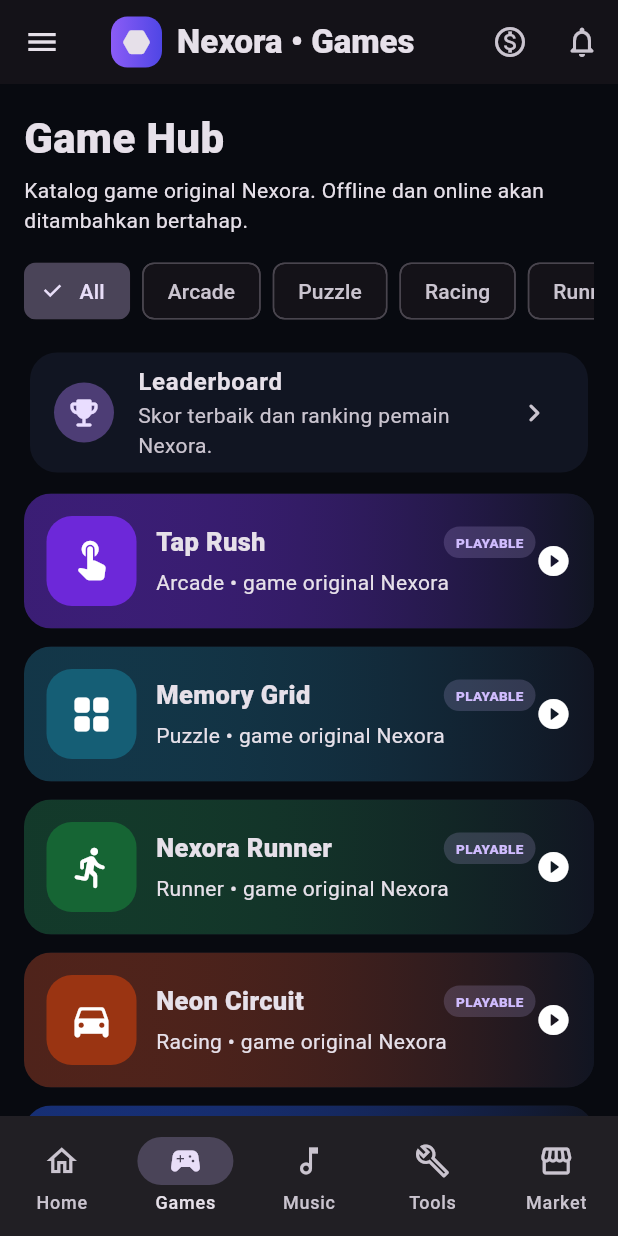
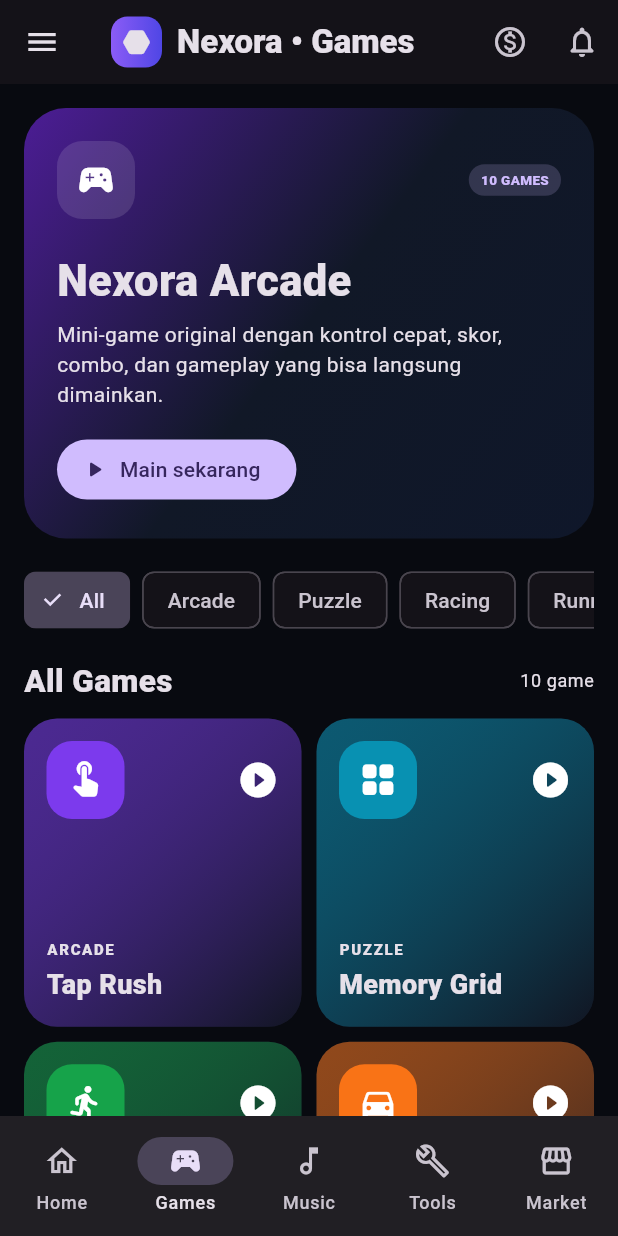
Before and after one commit to sepeleeee35-arch/Nexora, a Flutter app: the screen it shows after launch, item 2 of the bottom bar chosen, on a phone screen of 412 x 824 dp. Run offline on Flutter 3.47's test engine with Material 3 defaults, Android fonts, the phone set to English and light mode, and no system bars; our stand-ins replace audioplayers, google_sign_in.

```diff
--- a/lib/main.dart
+++ b/lib/main.dart
@@ -313,30 +313,79 @@ class GamesPage extends StatefulWidget {
 class _GamesState extends State<GamesPage>{
   String filter='All';
   final categories=const ['All','Arcade','Puzzle','Racing','Runner'];
+  final games=const [
+    ['Tap Rush','Arcade','PLAYABLE',Icons.touch_app_rounded,Color(0xFF7C3AED)],
+    ['Memory Grid','Puzzle','PLAYABLE',Icons.grid_view_rounded,Color(0xFF0891B2)],
+    ['Nexora Runner','Runner','PLAYABLE',Icons.directions_run_rounded,Color(0xFF16A34A)],
+    ['Neon Circuit','Racing','PLAYABLE',Icons.directions_car_rounded,Color(0xFFF97316)],
+    ['Block Forge','Puzzle','PLAYABLE',Icons.extension_rounded,Color(0xFF2563EB)],
+    ['Sky Dash','Arcade','PLAYABLE',Icons.flight_rounded,Color(0xFF0D9488)],
+    ['Color Clash','Arcade','PLAYABLE',Icons.palette_rounded,Color(0xFFDB2777)],
+    ['Reaction Rush','Arcade','PLAYABLE',Icons.flash_on_rounded,Color(0xFFF59E0B)],
+    ['Number Sprint','Puzzle','PLAYABLE',Icons.calculate_rounded,Color(0xFF059669)],
+    ['Dodge Zone','Runner','PLAYABLE',Icons.shield_rounded,Color(0xFF8B5CF6)],
+  ];
+  void openGame(String title){
+    final Widget game=switch(title){
+      'Memory Grid'=>const MemoryGridPage(),
+      'Reaction Rush'=>const ReactionRushPage(),
+      'Color Clash'=>const ColorClashPage(),
+      'Number Sprint'=>const NumberSprintPage(),
+      'Dodge Zone'=>const DodgeZonePage(),
+      'Nexora Runner'=>const NexoraRunnerPage(),
+      'Neon Circuit'=>const NexoraRunnerPage(mode:'Neon Circuit'),
+      'Sky Dash'=>const NexoraRunnerPage(mode:'Sky Dash'),
+      'Block Forge'=>const BlockForgePage(),
+      _=>const TapRushPage(),
+    };
+    Navigator.push(context,MaterialPageRoute(builder:(_)=>game));
+  }
   @override Widget build(BuildContext context){
-    final games=[
-      ['Tap Rush','Arcade','PLAYABLE',Icons.touch_app_rounded,Color(0xFF6D28D9)],
-      ['Memory Grid','Puzzle','PLAYABLE',Icons.grid_view_rounded,Color(0xFF155E75)],
-      ['Nexora Runner','Runner','PLAYABLE',Icons.directions_run_rounded,Color(0xFF166534)],
-      ['Neon Circuit','Racing','PLAYABLE',Icons.directions_car_rounded,Color(0xFF9A3412)],
-      ['Block Forge','Puzzle','PLAYABLE',Icons.extension_rounded,Color(0xFF1D4ED8)],
-      ['Sky Dash','Arcade','PLAYABLE',Icons.flight_rounded,Color(0xFF0F766E)],
-      ['Color Clash','Arcade','PLAYABLE',Icons.palette_rounded,Color(0xFFBE185D)],
-      ['Reaction Rush','Arcade','PLAYABLE',Icons.flash_on_rounded,Color(0xFFB45309)],
-      ['Number Sprint','Puzzle','PLAYABLE',Icons.calculate_rounded,Color(0xFF047857)],
-      ['Dodge Zone','Runner','PLAYABLE',Icons.shield_rounded,Color(0xFF7C3AED)],
-    ].where((g)=>filter=='All'||g[1]==filter).toList();
-    return ListView(padding:const EdgeInsets.all(16),children:[
-      const Text('Game Hub',style:TextStyle(fontSize:28,fontWeight:FontWeight.w900)),
-      const SizedBox(height:5),const Text('Katalog game original Nexora. Offline dan online akan ditambahkan bertahap.'),
-      const SizedBox(height:16),
+    final visible=games.where((g)=>filter=='All'||g[1]==filter).toList();
+    return ListView(padding:const EdgeInsets.fromLTRB(16,16,16,110),children:[
+      Container(
+        padding:const EdgeInsets.all(22),
+        decoration:BoxDecoration(borderRadius:BorderRadius.circular(28),gradient:const LinearGradient(begin:Alignment.topLeft,end:Alignment.bottomRight,colors:[Color(0xFF4C1D95),Color(0xFF111827),Color(0xFF0F172A)])),
+        child:Column(crossAxisAlignment:CrossAxisAlignment.start,children:[
+          Row(children:[Container(width:52,height:52,decoration:BoxDecoration(color:Colors.white12,borderRadius:BorderRadius.circular(17)),child:const Icon(Icons.sports_esports_rounded,size:28)),const Spacer(),const _Badge('10 GAMES')]),
+          const SizedBox(height:20),
+          const Text('Nexora Arcade',style:TextStyle(fontSize:29,fontWeight:FontWeight.w900)),
+          const SizedBox(height:6),
+          const Text('Mini-game original dengan kontrol cepat, skor, combo, dan gameplay yang bisa langsung dimainkan.'),
+          const SizedBox(height:16),
+          FilledButton.icon(onPressed:()=>openGame('Tap Rush'),icon:const Icon(Icons.play_arrow_rounded),label:const Text('Main sekarang')),
+        ]),
+      ),
+      const SizedBox(height:20),
       SizedBox(height:42,child:ListView.separated(scrollDirection:Axis.horizontal,itemCount:categories.length,itemBuilder:(c,i)=>ChoiceChip(label:Text(categories[i]),selected:filter==categories[i],onSelected:(_)=>setState(()=>filter=categories[i])),separatorBuilder:(context,index)=>const SizedBox(width:8))),
-      const SizedBox(height:16),
-      Card(child:ListTile(leading:const CircleAvatar(child:Icon(Icons.emoji_events_rounded)),title:const Text('Leaderboard',style:TextStyle(fontWeight:FontWeight.bold)),subtitle:const Text('Skor terbaik dan ranking pemain Nexora.'),trailing:const Icon(Icons.chevron_right_rounded))),
+      const SizedBox(height:18),
+      Row(children:[const Expanded(child:Text('All Games',style:TextStyle(fontSize:21,fontWeight:FontWeight.w900))),Text('${visible.length} game',style:Theme.of(context).textTheme.bodySmall)]),
       const SizedBox(height:10),
-      for(final g in games) _Game(g[0] as String,'${g[1]} • game original Nexora',g[3] as IconData,g[2] as String,g[4] as Color),
+      GridView.builder(shrinkWrap:true,physics:const NeverScrollableScrollPhysics(),itemCount:visible.length,gridDelegate:const SliverGridDelegateWithFixedCrossAxisCount(crossAxisCount:2,crossAxisSpacing:10,mainAxisSpacing:10,childAspectRatio:.9),itemBuilder:(context,i){
+        final g=visible[i];
+        return _ArcadeTile(title:g[0] as String,category:g[1] as String,icon:g[3] as IconData,color:g[4] as Color,onTap:()=>openGame(g[0] as String));
+      }),
+      const SizedBox(height:14),
+      Card(child:ListTile(leading:const CircleAvatar(child:Icon(Icons.emoji_events_rounded)),title:const Text('Leaderboard',style:TextStyle(fontWeight:FontWeight.bold)),subtitle:const Text('Skor terbaik Nexora akan ditampilkan di sini.'),trailing:const Icon(Icons.chevron_right_rounded))),
     ]);
   }
+}
+class _ArcadeTile extends StatelessWidget{
+  final String title,category; final IconData icon; final Color color; final VoidCallback onTap;
+  const _ArcadeTile({required this.title,required this.category,required this.icon,required this.color,required this.onTap});
+  @override Widget build(BuildContext context)=>Material(
+    color:const Color(0xFF111522),borderRadius:BorderRadius.circular(22),
+    child:InkWell(onTap:onTap,borderRadius:BorderRadius.circular(22),child:Container(
+      padding:const EdgeInsets.all(15),
+      decoration:BoxDecoration(borderRadius:BorderRadius.circular(22),gradient:LinearGradient(begin:Alignment.topLeft,end:Alignment.bottomRight,colors:[color.withValues(alpha:.55),const Color(0xFF111522)])),
+      child:Column(crossAxisAlignment:CrossAxisAlignment.start,children:[
+        Row(children:[Container(width:52,height:52,decoration:BoxDecoration(color:color,borderRadius:BorderRadius.circular(17)),child:Icon(icon,size:27)),const Spacer(),const Icon(Icons.play_circle_fill_rounded,size:28)]),
+        const Spacer(),
+        Text(category.toUpperCase(),style:const TextStyle(fontSize:10,fontWeight:FontWeight.w900,letterSpacing:1.1)),
+        const SizedBox(height:4),Text(title,style:const TextStyle(fontSize:18,fontWeight:FontWeight.w900)),
+      ]),
+    )),
+  );
 }
 class _Game extends StatelessWidget {
   final String title,desc,badge; final IconData icon; final Color color;
@@ -552,13 +601,32 @@ class _MusicState extends State<MusicPage>{
     player.onDurationChanged.listen((d){if(mounted)setState(()=>duration=d);});
   }
   Uint8List _wav(double base){
-    const sr=16000, seconds=7; final count=sr*seconds; final data=ByteData(44+count*2);
-    void w32(int o,int v){data.setUint32(o,v,Endian.little);} void w16(int o,int v){data.setUint16(o,v,Endian.little);}
-    final hdr='RIFFWAVEfmt data'.codeUnits; for(int i=0;i<hdr.length&&i<16;i++){data.setUint8(i,hdr[i]);}
-    w32(4,36+count*2); w32(16,16); w16(20,1); w16(22,1); w32(24,sr); w32(28,sr*2); w16(32,2); w16(34,16); w32(40,count*2);
-    for(int i=0;i<count;i++){final t=i/sr; final beat=(t*1.7)%1; final env=min(1.0,min(t*8,(seconds-t)*4)); final freq=base*(1+0.08*sin(2*pi*0.45*t));
-      var s=0.34*sin(2*pi*freq*t)+0.16*sin(2*pi*freq*2*t)+0.08*sin(2*pi*freq*3*t); if(beat<0.06)s+=0.18*sin(2*pi*70*t)*(1-beat/0.06);
-      data.setInt16(44+i*2,(s*env*28000).clamp(-32768,32767).toInt(),Endian.little);}
+    const sr=22050, seconds=8, channels=1, bits=16;
+    final count=sr*seconds;
+    final dataBytes=count*2;
+    final data=ByteData(44+dataBytes);
+    void w32(int o,int v)=>data.setUint32(o,v,Endian.little);
+    void w16(int o,int v)=>data.setUint16(o,v,Endian.little);
+    void ascii(int o,String s){for(int i=0;i<s.length;i++)data.setUint8(o+i,s.codeUnitAt(i));}
+    ascii(0,'RIFF'); w32(4,36+dataBytes); ascii(8,'WAVE');
+    ascii(12,'fmt '); w32(16,16); w16(20,1); w16(22,channels);
+    w32(24,sr); w32(28,sr*channels*bits~/8); w16(32,channels*bits~/8); w16(34,bits);
+    ascii(36,'data'); w32(40,dataBytes);
+    for(int i=0;i<count;i++){
+      final t=i/sr;
+      final fadeIn=min(1.0,t*12);
+      final fadeOut=min(1.0,(seconds-t)*5);
+      final env=fadeIn*fadeOut;
+      final pulse=(sin(2*pi*1.25*t)>0.72)?1.0:0.0;
+      final melody=base*(1+0.06*sin(2*pi*0.33*t));
+      var s=0.24*sin(2*pi*melody*t);
+      s+=0.12*sin(2*pi*melody*1.5*t);
+      s+=0.07*sin(2*pi*melody*2*t);
+      s+=0.045*sin(2*pi*(base/2)*t);
+      s+=pulse*0.08*sin(2*pi*55*t);
+      final sample=(s*env*26000).clamp(-32768,32767).toInt();
+      data.setInt16(44+i*2,sample,Endian.little);
+    }
     return data.buffer.asUint8List();
   }
   Future<void> playSelected() async{await player.play(BytesSource(_wav(tracks[selected].$3),mimeType:'audio/wav'));}
@@ -569,7 +637,7 @@ class _MusicState extends State<MusicPage>{
     final t=tracks[selected]; final maxMs=max(1,duration.inMilliseconds); final value=min(position.inMilliseconds.toDouble(),maxMs.toDouble());
     return ListView(padding:const EdgeInsets.fromLTRB(16,16,16,110),children:[
       Row(children:[const Expanded(child:Text('Nexora Music',style:TextStyle(fontSize:30,fontWeight:FontWeight.w900))),Container(padding:const EdgeInsets.symmetric(horizontal:10,vertical:6),decoration:BoxDecoration(color:Theme.of(context).colorScheme.primary.withValues(alpha:.15),borderRadius:BorderRadius.circular(20)),child:const Text('ORIGINAL',style:TextStyle(fontSize:10,fontWeight:FontWeight.w900)))]),
-      const SizedBox(height:4),const Text('Player nyata • Library • Playlist • Made for you'),const SizedBox(height:14),
+      const SizedBox(height:4),const Text('Player audio aktif • Library • Playlist • Made for you'),const SizedBox(height:14),
       TextField(onChanged:(v)=>setState(()=>query=v),decoration:InputDecoration(prefixIcon:const Icon(Icons.search_rounded),hintText:'Cari lagu atau artis...',filled:true,border:OutlineInputBorder(borderRadius:BorderRadius.circular(18),borderSide:BorderSide.none))),
       const SizedBox(height:18),
       Container(padding:const EdgeInsets.all(20),decoration:BoxDecoration(borderRadius:BorderRadius.circular(28),gradient:LinearGradient(colors:[t.$4,const Color(0xFF111522)])),child:Column(children:[
```
